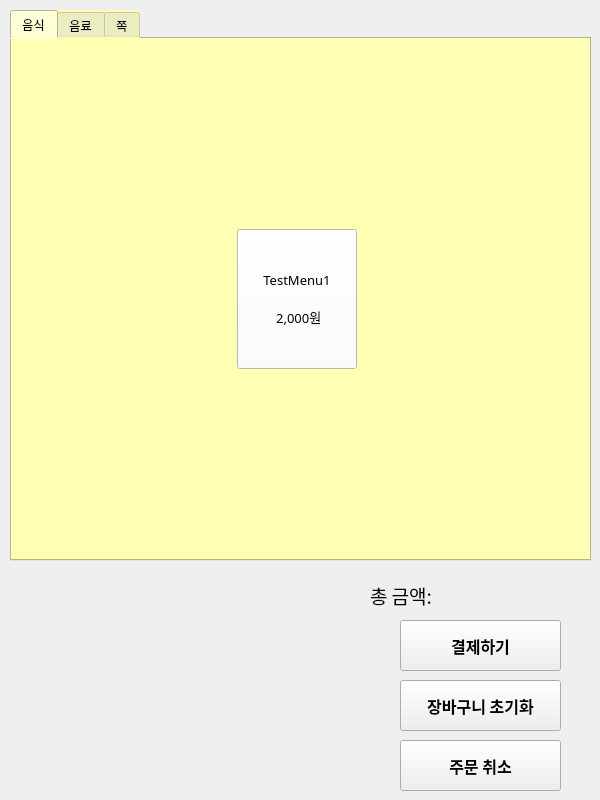
The window that KookminKiosk.ui (kkilme/KMU_Kisok) describes before a commit, drawn with Qt 5.
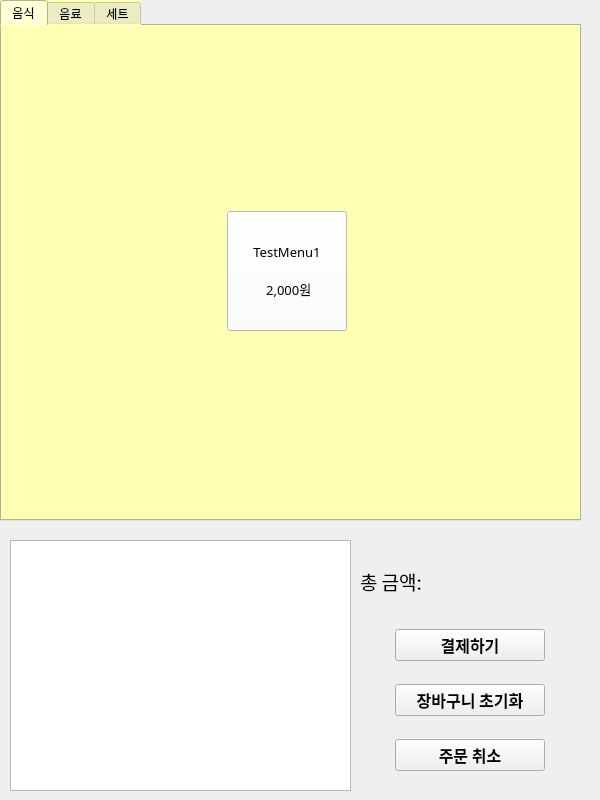
The same window after the commit. The open tabs and pages were chosen to show the change.

```diff
--- a/KookminKiosk.ui
+++ b/KookminKiosk.ui
@@ -36,80 +36,42 @@
   <property name="windowTitle">
    <string>KookminKiosk</string>
   </property>
+  <property name="toolTip">
+   <string notr="true"/>
+  </property>
+  <property name="statusTip">
+   <string notr="true"/>
+  </property>
+  <property name="whatsThis">
+   <string notr="true"/>
+  </property>
+  <property name="tabShape">
+   <enum>QTabWidget::Rounded</enum>
+  </property>
   <widget class="QWidget" name="centralwidget">
    <property name="autoFillBackground">
     <bool>false</bool>
    </property>
-   <widget class="QPushButton" name="PurchaseButton">
+   <widget class="QStackedWidget" name="stackedWidget">
     <property name="geometry">
      <rect>
-      <x>400</x>
-      <y>620</y>
-      <width>161</width>
-      <height>51</height>
+      <x>0</x>
+      <y>0</y>
+      <width>601</width>
+      <height>801</height>
      </rect>
     </property>
-    <property name="font">
-     <font>
-      <family>나눔바른고딕</family>
-      <pointsize>12</pointsize>
-      <weight>75</weight>
-      <bold>true</bold>
-     </font>
+    <property name="currentIndex">
+     <number>1</number>
     </property>
-    <property name="text">
-     <string>결제하기</string>
-    </property>
-   </widget>
-   <widget class="QLabel" name="TotalPriceLabel">
-    <property name="geometry">
-     <rect>
-      <x>370</x>
-      <y>570</y>
-      <width>191</width>
-      <height>51</height>
-     </rect>
-    </property>
-    <property name="font">
-     <font>
-      <family>나눔바른고딕</family>
-      <pointsize>14</pointsize>
-      <weight>50</weight>
-      <bold>false</bold>
-     </font>
-    </property>
-    <property name="text">
-     <string>총 금액: </string>
-    </property>
-   </widget>
-   <widget class="QPushButton" name="ResetShoppingcartButton">
-    <property name="geometry">
-     <rect>
-      <x>400</x>
-      <y>680</y>
-      <width>161</width>
-      <height>51</height>
-     </rect>
-    </property>
-    <property name="font">
-     <font>
-      <family>나눔바른고딕</family>
-      <pointsize>12</pointsize>
-      <weight>75</weight>
-      <bold>true</bold>
-     </font>
-    </property>
-    <property name="text">
-     <string>장바구니 초기화</string>
-    </property>
-   </widget>
+    <widget class="QWidget" name="page">
    <widget class="QTabWidget" name="MenuTab">
     <property name="geometry">
      <rect>
-      <x>10</x>
-      <y>10</y>
+        <x>0</x>
+        <y>0</y>
       <width>581</width>
-      <height>551</height>
+        <height>521</height>
      </rect>
     </property>
     <property name="styleSheet">
@@ -137,7 +99,7 @@
         <x>0</x>
         <y>0</y>
         <width>571</width>
-        <height>521</height>
+          <height>491</height>
        </rect>
       </property>
       <layout class="QGridLayout" name="MenuGrid" rowstretch="0" columnstretch="0">
@@ -147,7 +109,7 @@
        <property name="bottomMargin">
         <number>0</number>
        </property>
-       <item row="0" column="0">
+         <item row="0" column="0" alignment="Qt::AlignHCenter|Qt::AlignVCenter">
         <widget class="QPushButton" name="MenuButton">
          <property name="sizePolicy">
           <sizepolicy hsizetype="Maximum" vsizetype="Maximum">
@@ -158,7 +120,7 @@
          <property name="minimumSize">
           <size>
            <width>120</width>
-           <height>140</height>
+             <height>120</height>
           </size>
          </property>
          <property name="font">
@@ -235,7 +197,7 @@
     </widget>
     <widget class="QWidget" name="tab_3">
      <attribute name="title">
-      <string>쪽</string>
+        <string>세트</string>
      </attribute>
      <widget class="QWidget" name="gridLayoutWidget_3">
       <property name="geometry">
@@ -287,14 +249,116 @@
      </widget>
     </widget>
    </widget>
+     <widget class="QWidget" name="verticalLayoutWidget">
+      <property name="geometry">
+       <rect>
+        <x>360</x>
+        <y>540</y>
+        <width>221</width>
+        <height>251</height>
+       </rect>
+      </property>
+      <layout class="QVBoxLayout" name="verticalLayout" stretch="0,0,0,0">
+       <property name="spacing">
+        <number>7</number>
+       </property>
+       <property name="leftMargin">
+        <number>0</number>
+       </property>
+       <item>
+        <widget class="QLabel" name="TotalPriceLabel">
+         <property name="minimumSize">
+          <size>
+           <width>0</width>
+           <height>0</height>
+          </size>
+         </property>
+         <property name="maximumSize">
+          <size>
+           <width>16777215</width>
+           <height>50</height>
+          </size>
+         </property>
+         <property name="font">
+          <font>
+           <family>나눔바른고딕</family>
+           <pointsize>14</pointsize>
+           <weight>50</weight>
+           <bold>false</bold>
+          </font>
+         </property>
+         <property name="text">
+          <string>총 금액: </string>
+         </property>
+        </widget>
+       </item>
+       <item alignment="Qt::AlignHCenter">
+        <widget class="QPushButton" name="PurchaseButton">
+         <property name="sizePolicy">
+          <sizepolicy hsizetype="Minimum" vsizetype="Fixed">
+           <horstretch>0</horstretch>
+           <verstretch>0</verstretch>
+          </sizepolicy>
+         </property>
+         <property name="minimumSize">
+          <size>
+           <width>150</width>
+           <height>0</height>
+          </size>
+         </property>
+         <property name="maximumSize">
+          <size>
+           <width>162</width>
+           <height>16777215</height>
+          </size>
+         </property>
+         <property name="font">
+          <font>
+           <family>나눔바른고딕</family>
+           <pointsize>12</pointsize>
+           <weight>75</weight>
+           <bold>true</bold>
+          </font>
+         </property>
+         <property name="statusTip">
+          <string notr="true"/>
+         </property>
+         <property name="styleSheet">
+          <string notr="true"/>
+         </property>
+         <property name="text">
+          <string notr="true">결제하기</string>
+         </property>
+        </widget>
+       </item>
+       <item alignment="Qt::AlignHCenter">
+        <widget class="QPushButton" name="ResetShoppingcartButton">
+         <property name="minimumSize">
+          <size>
+           <width>150</width>
+           <height>0</height>
+          </size>
+         </property>
+         <property name="font">
+          <font>
+           <family>나눔바른고딕</family>
+           <pointsize>12</pointsize>
+           <weight>75</weight>
+           <bold>true</bold>
+          </font>
+         </property>
+         <property name="text">
+          <string>장바구니 초기화</string>
+         </property>
+        </widget>
+       </item>
+       <item alignment="Qt::AlignHCenter">
    <widget class="QPushButton" name="ResetShoppingcartButton_2">
-    <property name="geometry">
-     <rect>
-      <x>400</x>
-      <y>740</y>
-      <width>161</width>
-      <height>51</height>
-     </rect>
+         <property name="minimumSize">
+          <size>
+           <width>150</width>
+           <height>0</height>
+          </size>
     </property>
     <property name="font">
      <font>
@@ -307,6 +371,100 @@
     <property name="text">
      <string>주문 취소</string>
     </property>
+        </widget>
+       </item>
+      </layout>
+     </widget>
+     <widget class="QTableView" name="tableView">
+      <property name="geometry">
+       <rect>
+        <x>10</x>
+        <y>540</y>
+        <width>341</width>
+        <height>251</height>
+       </rect>
+      </property>
+     </widget>
+    </widget>
+    <widget class="QWidget" name="page_2">
+     <widget class="QWidget" name="verticalLayoutWidget_2">
+      <property name="geometry">
+       <rect>
+        <x>90</x>
+        <y>20</y>
+        <width>411</width>
+        <height>601</height>
+       </rect>
+      </property>
+      <layout class="QVBoxLayout" name="verticalLayout_2">
+       <property name="spacing">
+        <number>150</number>
+       </property>
+       <item>
+        <widget class="QLabel" name="KioskTitle">
+         <property name="font">
+          <font>
+           <family>나눔바른고딕</family>
+           <pointsize>33</pointsize>
+           <weight>75</weight>
+           <bold>true</bold>
+          </font>
+         </property>
+         <property name="text">
+          <string>Kookmin Kiosk</string>
+         </property>
+         <property name="alignment">
+          <set>Qt::AlignCenter</set>
+         </property>
+        </widget>
+       </item>
+       <item alignment="Qt::AlignHCenter">
+        <widget class="QPushButton" name="StartOrderButton">
+         <property name="sizePolicy">
+          <sizepolicy hsizetype="Minimum" vsizetype="Fixed">
+           <horstretch>0</horstretch>
+           <verstretch>0</verstretch>
+          </sizepolicy>
+         </property>
+         <property name="minimumSize">
+          <size>
+           <width>200</width>
+           <height>80</height>
+          </size>
+         </property>
+         <property name="maximumSize">
+          <size>
+           <width>16777215</width>
+           <height>16777215</height>
+          </size>
+         </property>
+         <property name="font">
+          <font>
+           <family>나눔바른고딕</family>
+           <pointsize>13</pointsize>
+          </font>
+         </property>
+         <property name="text">
+          <string>주문 시작하기</string>
+         </property>
+        </widget>
+       </item>
+      </layout>
+     </widget>
+     <widget class="QPushButton" name="AdminButton">
+      <property name="geometry">
+       <rect>
+        <x>480</x>
+        <y>750</y>
+        <width>93</width>
+        <height>28</height>
+       </rect>
+      </property>
+      <property name="text">
+       <string>관리자 도구</string>
+      </property>
+     </widget>
+    </widget>
    </widget>
   </widget>
  </widget>
```
Left out of the diff: 6 changed lines with no effect on the pictures. Lines whose indentation alone changed are shown as unchanged.
